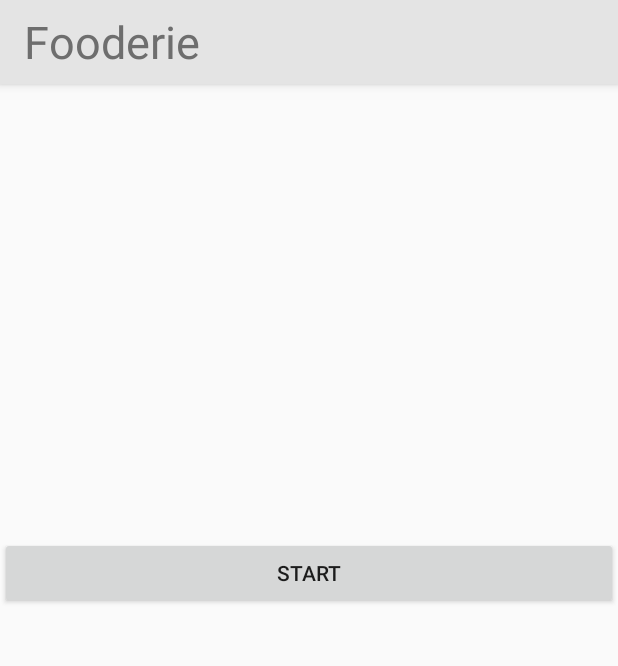
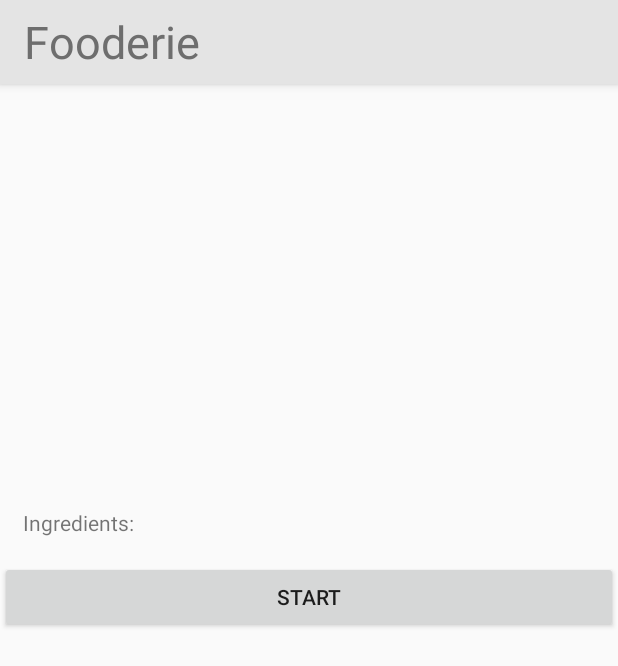
Before and after one commit to ianwilk20/comp3004gproj, an Android app: the CookingAssistantPreview screen opened directly, with no data from a screen before it, on a phone screen of 412 x 824 dp. Shown: the top 666 px of the screen. Run offline under Robolectric (Android 15) with nearby library versions, the phone set to English and light mode, and no system bars; 3 statements that could not run were skipped.

Commit message:
Fixed integration with Mackenzie's code
Integrated to intermediary cooking assistant page which can then go to the cooking assistant viewer page

```diff
--- a/Fooderie/app/src/main/java/fooderie/CookingAssistant/views/CookingAssistantPreview.java
+++ b/Fooderie/app/src/main/java/fooderie/CookingAssistant/views/CookingAssistantPreview.java
@@ -24,6 +24,7 @@ public class CookingAssistantPreview extends AppCompatActivity
 {
     private Button startButton;
     private TextView ingridentText;
+
     @Override
     protected void onCreate(Bundle savedInstanceState) {
 
@@ -37,15 +38,14 @@ public class CookingAssistantPreview extends AppCompatActivity
         ingridentText = findViewById(R.id.txtIngridents);
 
         /*
-        FILL IN IMAGE PREVIEW HERE
+        TODO: FILL IN IMAGE PREVIEW HERE
          */
 
         ArrayList<RecipeIngredient> ingredients = selected.ingredients;
-        String steps = "";
-        int count = 1;
+        String steps = "Ingredients: \n";
         for (RecipeIngredient ingredient : ingredients)
         {
-            steps += count + ". " + ingredient.weight + " - " + ingredient.text + "\n";
+            steps += "- " + ingredient.text + "\n";
         }
         ingridentText.setText(steps);   //Set text to steps
 
--- a/Fooderie/app/src/main/java/fooderie/CookingAssistant/views/CookingAssistantViewer.java
+++ b/Fooderie/app/src/main/java/fooderie/CookingAssistant/views/CookingAssistantViewer.java
@@ -25,7 +25,7 @@ import org.jsoup.nodes.Element;
 import org.jsoup.nodes.Node;
 import org.jsoup.select.Elements;
 
-
+/* TODO: fix for this 'https://www.seriouseats.com/recipes/2013/04/eggs-in-a-bacon-basket-recipe.html' */
 public class CookingAssistantViewer extends AppCompatActivity
 {
     private static final String TAG = CookingAssistantViewer.class.getSimpleName();
--- a/Fooderie/app/src/main/java/fooderie/recipeBrowser/rbSelected.java
+++ b/Fooderie/app/src/main/java/fooderie/recipeBrowser/rbSelected.java
@@ -11,7 +11,7 @@ import android.widget.ListView;
 import android.widget.TextView;
 import com.example.fooderie.R;
 import java.util.ArrayList;
-import fooderie.CookingAssistant.views.CookingAssistantViewer;
+import fooderie.CookingAssistant.views.CookingAssistantPreview;
 import fooderie.models.Recipe;
 import fooderie.models.Tag;
 
@@ -191,7 +191,7 @@ public class rbSelected extends AppCompatActivity {
     //Redirect to CookingAssistantViewer activity
     //and pass selected recipe
     public void goToSteps(Recipe selected){
-        Intent rbIntent = new Intent(this, CookingAssistantViewer.class);
+        Intent rbIntent = new Intent(this, CookingAssistantPreview.class);
         rbIntent.putExtra("RECIPE", selected);
         startActivity(rbIntent);
     }
```
Also changed, not shown: 1 other file.
